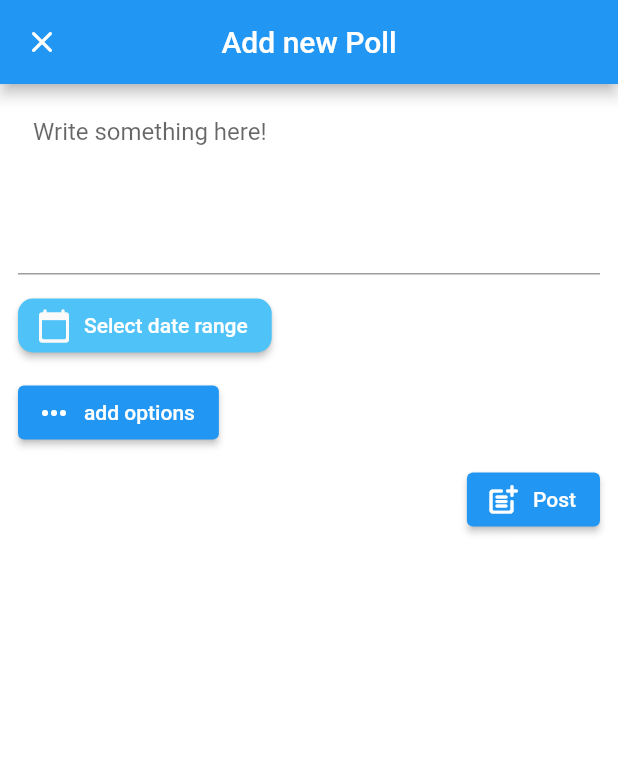
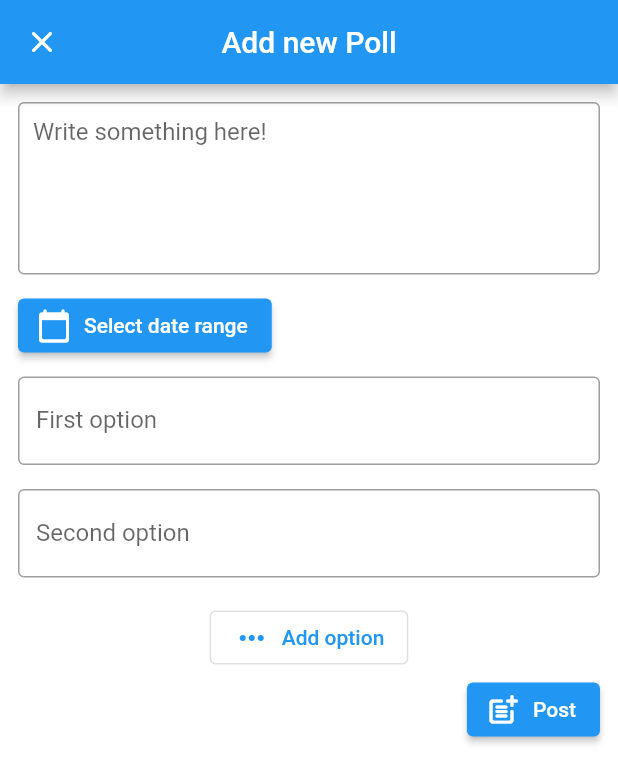
Before and after one commit to mAlex28/Pollstrix, a Flutter app: the screen it shows once a user with an empty profile is signed in, after a tap on the "add" icon, on a phone screen of 412 x 824 dp. Shown: the top 783 px of the screen. Run offline on Flutter 3.47's test engine with Material 2 defaults, Android fonts, the phone set to English and light mode, and no system bars; drawn by our look-alikes of flutter_neumorphic; our stand-ins replace cloud_firestore, firebase_auth, firebase_core, firebase_storage, flutter_image_compress, google_sign_in and 3 more; accounts and stored records are empty; network calls fail.

Commit message:
post feature almost done

```diff
--- /dev/null
+++ b/lib/custom/poll_form_options.dart
@@ -0,0 +1,105 @@
+import 'package:flutter/material.dart';
+
+class PollFormOptions extends StatefulWidget {
+  final List<String> optionTitles;
+  final void Function(String, int) saveValue;
+  final int initialOptionsCount;
+  final List<String>? initialOptions;
+
+  const PollFormOptions({
+    Key? key,
+    required this.optionTitles,
+    required this.saveValue,
+    this.initialOptionsCount = 2,
+    required this.initialOptions,
+  })  : assert(
+          initialOptionsCount <= optionTitles.length,
+          initialOptions != null &&
+              initialOptions.length >= initialOptionsCount,
+        ),
+        super(key: key);
+
+  @override
+  _PollFormOptionsState createState() => _PollFormOptionsState();
+}
+
+class _PollFormOptionsState extends State<PollFormOptions> {
+  late List<TextEditingController> _controllers;
+
+  @override
+  void initState() {
+    super.initState();
+
+    _controllers = [];
+
+    if (widget.initialOptions != null) {
+      for (final initialOption in widget.initialOptions!) {
+        _addController(initialOption);
+      }
+    } else {
+      for (var i = 0; i < widget.initialOptionsCount; i++) {
+        _addController();
+      }
+    }
+  }
+
+  bool get _canAddOptions => _controllers.length < widget.optionTitles.length;
+
+  bool get _canRemoveOptions =>
+      _controllers.length > widget.initialOptionsCount;
+
+  void _addController([text = '']) {
+    if (_canAddOptions) _controllers.add(TextEditingController(text: text));
+  }
+
+  void _removeController(index) {
+    if (_canRemoveOptions) _controllers.removeAt(index);
+  }
+
+  @override
+  Widget build(BuildContext context) {
+    return Column(
+      children: [
+        for (var i = 0; i < _controllers.length; i++)
+          Container(
+            margin: const EdgeInsets.only(bottom: 16.0),
+            child: Row(
+              children: [
+                Expanded(
+                  child: TextFormField(
+                    controller: _controllers[i],
+                    validator: (option) {
+                      if (option!.isEmpty) return 'Please, provide an option';
+
+                      return null;
+                    },
+                    onSaved: (value) => widget.saveValue(value!, i),
+                    decoration: InputDecoration(
+                      labelText: '${widget.optionTitles[i]} option',
+                      border: const OutlineInputBorder(),
+                    ),
+                  ),
+                ),
+                if (i >= widget.initialOptionsCount)
+                  Container(
+                    margin: const EdgeInsets.only(left: 8.0),
+                    child: IconButton(
+                      icon: const Icon(Icons.delete),
+                      tooltip: 'Delete option',
+                      color: Colors.grey[700],
+                      onPressed: () => setState(() => _removeController(i)),
+                    ),
+                  ),
+              ],
+            ),
+          ),
+        if (_canAddOptions)
+          OutlinedButton.icon(
+            icon: const Icon(Icons.more_horiz_rounded),
+            label: const Text('Add option'),
+            onPressed: () => setState(_addController),
+          ),
+      ],
+    );
+  }
+}
--- a/lib/models/poll_model.dart
+++ b/lib/models/poll_model.dart
@@ -1,23 +1,146 @@
 import 'package:cloud_firestore/cloud_firestore.dart';
 
 class Poll {
-  String id;
-  String title;
-  List<String> options;
-  Timestamp createdAt;
-  Timestamp endDate;
-  int dates;
-  int voteCount;
-  bool finished;
+  String? id;
+  String? title;
+  List<String>? options;
+  Timestamp? createdAt;
+  GeoPoint? location;
+  bool? isAuth;
+  int? voteValue;
+  int? voteCount;
+  bool? dismissed;
+  bool? finished;
 
   Poll({
-    required this.id,
-    required this.title,
-    required this.options,
-    required this.createdAt,
-    required this.endDate,
-    required this.dates,
-    required this.voteCount,
-    required this.finished,
+    this.id,
+    this.title,
+    this.options,
+    this.createdAt,
+    this.location,
+    this.isAuth = false,
+    this.voteValue,
+    this.voteCount = 0,
+    this.dismissed = false,
+    this.finished = true,
   });
+
+  Poll.fromFirestore(DocumentSnapshot doc)
+      : id = doc.id,
+        title = doc.get('title') as String,
+        options = doc.get('options') != null
+            ? (doc.get('options') as List<dynamic>).cast<String>()
+            : [],
+        createdAt = doc.get('createdAt') as Timestamp,
+        location = doc.get('location') as GeoPoint,
+        isAuth = doc.get('isAuth') as bool,
+        voteValue = doc.get('voteValue') as int,
+        voteCount = doc.get('voteCount') as int,
+        dismissed = doc.get('dismissed') as bool,
+        finished = doc.get('finished') as bool;
+
+  Map<String, dynamic> genericToJson() => {
+        'title': title,
+        'options': options,
+        'createdAt': createdAt,
+        'location': location,
+        'voteCount': voteCount,
+      };
+
+  Map<String, dynamic> userToJson() => {
+        'isAuth': isAuth,
+        'voteValue': voteValue,
+        'dismissed': dismissed,
+        'finished': finished,
+      };
+
+  @override
+  String toString() => '$id $title poll';
 }
+
+class ChoicePoll extends Poll {
+  List<int>? optionsVoteCount;
+
+  ChoicePoll({
+    required String id,
+    required String title,
+    required String type,
+    required List<String> options,
+    required Timestamp createdAt,
+    required GeoPoint location,
+    required bool isAuth,
+    required int voteValue,
+    required int voteCount,
+    required bool dismissed,
+    required bool finished,
+    required this.optionsVoteCount,
+  }) : super(
+          id: id,
+          title: title,
+          options: options,
+          createdAt: createdAt,
+          location: location,
+          isAuth: isAuth,
+          voteValue: voteValue,
+          voteCount: voteCount,
+          dismissed: dismissed,
+          finished: finished,
+        );
+
+  ChoicePoll.fromPoll(Poll poll, {this.optionsVoteCount})
+      : super(
+          id: poll.id,
+          title: poll.title,
+          options: poll.options,
+          createdAt: poll.createdAt,
+          location: poll.location,
+          isAuth: poll.isAuth,
+          voteValue: poll.voteValue,
+          voteCount: poll.voteCount,
+          dismissed: poll.dismissed,
+          finished: poll.finished,
+        );
+
+  int get totalCount =>
+      optionsVoteCount!.fold(0, (prev, element) => prev + element);
+
+  @override
+  ChoicePoll.fromFirestore(DocumentSnapshot doc)
+      : optionsVoteCount = doc.get('optionsVoteCount') != null
+            ? (doc.get('optionsVoteCount') as List<dynamic>).cast<int>()
+            : [],
+        super.fromFirestore(doc);
+
+  @override
+  Map<String, dynamic> genericToJson() => {
+        ...super.genericToJson(),
+        'optionsVoteCount': optionsVoteCount,
+      };
+
+  @override
+  String toString() {
+    return ' (${options!.length} options)';
+  }
+}
+
+List<Poll?> mapQueryPoll(QuerySnapshot query) {
+  return query.docs.map((doc) {
+    if (doc.get('dismissed') != null && doc.get('dismissed') as bool) {
+      return null;
+    }
+
+    return ChoicePoll.fromFirestore(doc);
+  }).toList();
+}
+
+Stream<List<Poll?>> popularPollListSnapshots() => FirebaseFirestore.instance
+    .collection('polls')
+    .orderBy('voteCount', descending: true)
+    .snapshots()
+    .map(mapQueryPoll);
+
+Stream<List<Poll?>> latestPollListSnapshots() => FirebaseFirestore.instance
+    .collection('polls')
+    .orderBy('createdAt', descending: true)
+    .snapshots()
+    .map(mapQueryPoll);
--- a/lib/screens/add_post_page.dart
+++ /dev/null
@@ -1,105 +0,0 @@
-import 'package:flutter/material.dart';
-import 'package:syncfusion_flutter_datepicker/datepicker.dart';
-
-class AddPostPage extends StatefulWidget {
-  const AddPostPage({Key? key}) : super(key: key);
-
-  @override
-  _AddPostPageState createState() => _AddPostPageState();
-}
-
-class _AddPostPageState extends State<AddPostPage> {
-  final TextEditingController _textEditingController = TextEditingController();
-
-  @override
-  Widget build(BuildContext context) {
-    return Scaffold(
-      appBar: AppBar(
-          title: const Text('Add new Poll'),
-          centerTitle: true,
-          leading: IconButton(
-            icon: const Icon(Icons.close_rounded),
-            onPressed: () => Navigator.of(context).pop(),
-          )),
-      body: SingleChildScrollView(
-          padding: const EdgeInsets.all(12.0),
-          child: Column(
-            children: [
-              Container(
-                padding: const EdgeInsets.only(bottom: 10.0),
-                child: TextField(
-                  controller: _textEditingController,
-                  keyboardType: TextInputType.multiline,
-                  minLines: 5,
-                  maxLines: null,
-                  decoration: InputDecoration(
-                      isDense: true,
-                      contentPadding: const EdgeInsets.all(10.0),
-                      focusedBorder: OutlineInputBorder(
-                        borderSide:
-                            BorderSide(color: Colors.grey.shade500, width: 1.5),
-                      ),
-                      hintText: 'Write something here!'),
-                ),
-              ),
-              Container(
-                alignment: Alignment.centerLeft,
-                padding: const EdgeInsets.only(bottom: 10.0),
-                child: ElevatedButton.icon(
-                    style: ElevatedButton.styleFrom(
-                      primary: Colors.lightBlue[300],
-                      shape: RoundedRectangleBorder(
-                        borderRadius: BorderRadius.circular(10.0),
-                      ),
-                    ),
-                    onPressed: () {
-                      showDialog<Widget>(
-                          context: context,
-                          builder: (BuildContext builder) {
-                            return AlertDialog(
-                                backgroundColor: Colors.white,
-                                content: SizedBox(
-                                  height: 500,
-                                  width: 300,
-                                  child: SfDateRangePicker(
-                                    showActionButtons: true,
-                                    selectionMode:
-                                        DateRangePickerSelectionMode.range,
-                                    onCancel: () {
-                                      Navigator.pop(context);
-                                    },
-                                  ),
-                                ));
-                          });
-                    },
-                    icon: Icon(
-                      Icons.calendar_today_rounded,
-                      color: Colors.grey[50],
-                      size: 24.0,
-                    ),
-                    label: const Text('Select date range')),
-              ),
-              Container(
-                  alignment: Alignment.centerLeft,
-                  padding: const EdgeInsets.only(bottom: 10.0),
-                  child: ElevatedButton.icon(
-                      onPressed: () {},
-                      icon: const Icon(Icons.more_horiz_rounded),
-                      label: const Text('add options'))),
-              Container(
-                  alignment: Alignment.centerRight,
-                  padding: const EdgeInsets.only(bottom: 10.0),
-                  child: ElevatedButton.icon(
-                      onPressed: () {
-                        // validator: (value) {
-                        //   if (value!.isEmpty) return 'Title is required';
-                        //   return null;
-                        // },
-                      },
-                      icon: const Icon(Icons.post_add_rounded),
-                      label: const Text('Post'))),
-            ],
-          )),
-    );
-  }
-}
--- a/lib/screens/home_page.dart
+++ b/lib/screens/home_page.dart
@@ -1,7 +1,8 @@
 import 'package:firebase_auth/firebase_auth.dart';
 import 'package:flutter/material.dart';
-import 'package:pollstrix/screens/add_post_page.dart';
+import 'package:pollstrix/screens/post_poll_page.dart';
 import 'package:pollstrix/screens/login_page.dart';
+import 'package:pollstrix/screens/test_poll.dart';
 
 class HomePage extends StatefulWidget {
   const HomePage({Key? key}) : super(key: key);
@@ -44,8 +45,8 @@ class _HomePageState extends State<HomePage> {
   Widget build(BuildContext context) {
     return Scaffold(
         floatingActionButton: FloatingActionButton(
-            child: Icon(Icons.add_rounded),
+            child: const Icon(Icons.add_rounded),
             onPressed: () => Navigator.of(context).push(MaterialPageRoute(
-                builder: (BuildContext context) => const AddPostPage()))));
+                builder: (BuildContext context) => const PostPollPage()))));
   }
 }
--- /dev/null
+++ b/lib/screens/post_poll_page.dart
@@ -0,0 +1,155 @@
+import 'package:flutter/material.dart';
+import 'package:pollstrix/models/poll_model.dart';
+import 'package:pollstrix/custom/poll_form_options.dart';
+import 'package:pollstrix/services/auth_service.dart';
+import 'package:provider/provider.dart';
+import 'package:syncfusion_flutter_datepicker/datepicker.dart';
+
+class PostPollPage extends StatefulWidget {
+  const PostPollPage({Key? key}) : super(key: key);
+
+  @override
+  _PostPollPageState createState() => _PostPollPageState();
+}
+
+class _PostPollPageState extends State<PostPollPage> {
+  late GlobalKey<FormState> _formKey;
+
+  late TextEditingController _textEditingController;
+  late Poll _poll;
+
+  @override
+  void initState() {
+    super.initState();
+    _formKey = GlobalKey<FormState>();
+
+    _textEditingController = TextEditingController();
+    _poll = Poll();
+  }
+
+  @override
+  void dispose() {
+    _textEditingController.dispose();
+    super.dispose();
+  }
+
+  void _saveChoices(String choice, int index) {
+    setState(() {
+      _poll.options ??= [];
+      if (index >= _poll.options!.length) {
+        _poll.options!.add(choice);
+      } else {
+        _poll.options![index] = choice;
+      }
+    });
+  }
+
+  void _saveTitle(String? title) {
+    setState(() => _poll.title = title);
+  }
+
+  @override
+  Widget build(BuildContext context) {
+    const pollChoices = ['First', 'Second', 'Additional', 'Additional'];
+    final authService = Provider.of<AuthenticationService>(context);
+
+    return Scaffold(
+      appBar: AppBar(
+          title: const Text('Add new Poll'),
+          centerTitle: true,
+          leading: IconButton(
+            icon: const Icon(Icons.close_rounded),
+            onPressed: () => Navigator.of(context).pop(),
+          )),
+      body: SingleChildScrollView(
+        padding: const EdgeInsets.all(12.0),
+        child: Form(
+            key: _formKey,
+            child: Column(
+              children: [
+                Container(
+                  padding: const EdgeInsets.only(bottom: 10.0),
+                  child: TextFormField(
+                    onSaved: _saveTitle,
+                    controller: _textEditingController,
+                    keyboardType: TextInputType.multiline,
+                    minLines: 5,
+                    validator: (value) {
+                      if (value!.isEmpty) return 'Title is required';
+                      return null;
+                    },
+                    maxLines: null,
+                    decoration: InputDecoration(
+                        isDense: true,
+                        contentPadding: const EdgeInsets.all(10.0),
+                        border: OutlineInputBorder(
+                          borderSide: BorderSide(
+                              color: Colors.grey.shade500, width: 1.5),
+                        ),
+                        hintText: 'Write something here!'),
+                  ),
+                ),
+                Container(
+                  alignment: Alignment.centerLeft,
+                  padding: const EdgeInsets.only(bottom: 10.0),
+                  child: ElevatedButton.icon(
+                      // style: ElevatedButton.styleFrom(
+                      //   primary: Colors.lightBlue[300],
+                      //   shape: RoundedRectangleBorder(
+                      //     borderRadius: BorderRadius.circular(10.0),
+                      //   ),
+                      // ),
+                      onPressed: () {
+                        showDialog<Widget>(
+                            context: context,
+                            builder: (BuildContext builder) {
+                              return AlertDialog(
+                                  backgroundColor: Colors.white,
+                                  content: SizedBox(
+                                    height: 500,
+                                    width: 300,
+                                    child: SfDateRangePicker(
+                                      showActionButtons: true,
+                                      selectionMode:
+                                          DateRangePickerSelectionMode.range,
+                                      onCancel: () {
+                                        Navigator.pop(context);
+                                      },
+                                    ),
+                                  ));
+                            });
+                      },
+                      icon: const Icon(
+                        Icons.calendar_today_rounded,
+                      ),
+                      label: const Text('Select date range')),
+                ),
+                PollFormOptions(
+                    key: const Key('choice'),
+                    optionTitles: pollChoices,
+                    saveValue: _saveChoices,
+                    initialOptions: _poll.options),
+                Container(
+                    alignment: Alignment.centerRight,
+                    padding: const EdgeInsets.only(bottom: 10.0),
+                    child: ElevatedButton.icon(
+                        onPressed: () {
+                          if (_formKey.currentState!.validate()) {
+                            _formKey.currentState!.save();
+                          }
+
+                          _poll.isAuth = true;
+
+                          authService.post(
+                              title: _textEditingController.text,
+                              choices: _poll.options,
+                              createdTime: DateTime.now());
+                        },
+                        icon: const Icon(Icons.post_add_rounded),
+                        label: const Text('Post'))),
+              ],
+            )),
+      ),
+    );
+  }
+}
```
Also changed, not shown: lib/custom/spare.dart (added, +11 -0 lines), lib/screens/test_poll.dart (added, +120 -0 lines), lib/services/auth_service.dart (+18 -0 lines), lib/services/crud_service.dart (+22 -1 lines).
